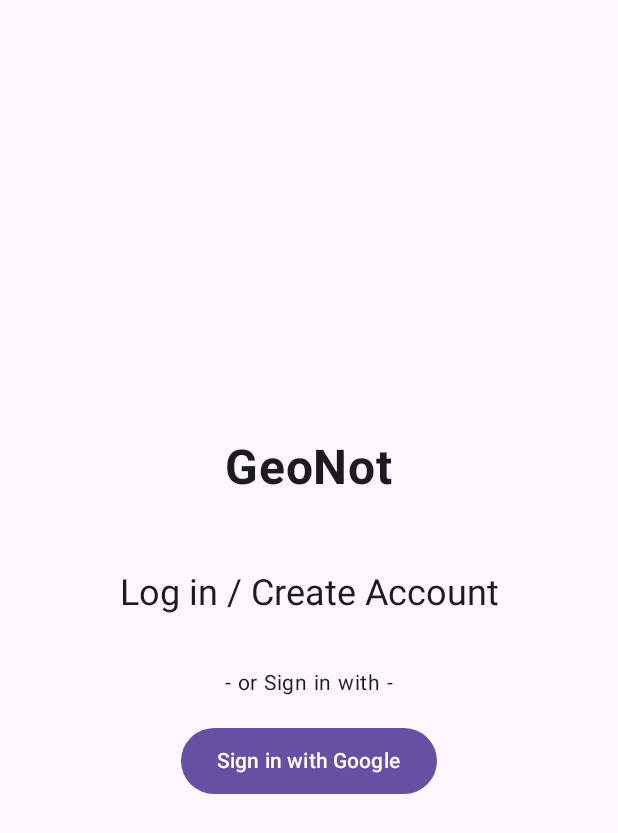
After one commit to Rom-Cola/Geonot, an Android app built with Jetpack Compose: the composable LoginScreen shown on its own in the app's theme, on a phone screen of 412 x 824 dp. The commit adds this screen. Shown: the top 833 px of the screen. Run offline under Robolectric (Android 15) with nearby library versions, the phone set to English and light mode, and no system bars.

Commit message:
Implement Google Sign-In with Firebase Authentication

```diff
--- a/app/src/main/AndroidManifest.xml
+++ b/app/src/main/AndroidManifest.xml
@@ -21,7 +21,7 @@
         <receiver android:name=".GeofenceBroadcastReceiver" android:enabled="true" android:exported="false" />
         <meta-data
             android:name="com.google.android.geo.API_KEY"
-            android:value="AIzaSyAUyrbgKZbDlWRY3guI-yeJFun8nzinpT0" />
+            android:value="${MAPS_API_KEY}" />
 
         <activity
             android:name=".MainActivity"
--- /dev/null
+++ b/app/src/main/java/com/loiev/geonot/ui/screens/LoginScreen.kt
@@ -0,0 +1,54 @@
+package com.loiev.geonot.ui.screens
+
+import androidx.compose.foundation.layout.*
+import androidx.compose.material3.*
+import androidx.compose.runtime.Composable
+import androidx.compose.ui.Alignment
+import androidx.compose.ui.Modifier
+import androidx.compose.ui.text.font.FontWeight
+import androidx.compose.ui.tooling.preview.Preview
+import androidx.compose.ui.unit.dp
+import androidx.compose.ui.unit.sp
+import com.loiev.geonot.ui.theme.GeonotTheme
+
+@Composable
+fun LoginScreen(
+    onGoogleSignInClicked: () -> Unit // Лямбда, яка буде викликатися при кліку
+) {
+    Surface(modifier = Modifier.fillMaxSize()) {
+        Column(
+            modifier = Modifier
+                .fillMaxSize()
+                .padding(32.dp),
+            horizontalAlignment = Alignment.CenterHorizontally,
+            verticalArrangement = Arrangement.Center
+        ) {
+            // Тут можна додати ваш логотип
+            Text("GeoNot", fontSize = 32.sp, fontWeight = FontWeight.Bold)
+            Spacer(modifier = Modifier.height(48.dp))
+
+            Text("Log in / Create Account", style = MaterialTheme.typography.headlineSmall)
+            Spacer(modifier = Modifier.height(32.dp))
+
+            Text("- or Sign in with -", fontSize = 14.sp)
+            Spacer(modifier = Modifier.height(16.dp))
+
+            // Кнопка входу через Google
+            Button(
+                onClick = onGoogleSignInClicked,
+                contentPadding = PaddingValues(horizontal = 24.dp, vertical = 12.dp)
+            ) {
+                // Тут можна додати іконку Google
+                Text("Sign in with Google")
+            }
+        }
+    }
+}
+
+@Preview(showBackground = true)
+@Composable
+fun LoginScreenPreview() {
+    GeonotTheme {
+        LoginScreen(onGoogleSignInClicked = {})
+    }
+}
--- a/build.gradle.kts
+++ b/build.gradle.kts
@@ -7,4 +7,6 @@ plugins {
     id("com.google.devtools.ksp") version "2.0.0-1.0.21" apply false
 
     id("org.jetbrains.kotlin.plugin.compose") version "2.0.0" apply false
+
+    id("com.google.gms.google-services") version "4.4.2" apply false
 }
```
Also changed, not shown: app/build.gradle.kts (+17 -0 lines), app/src/main/java/com/loiev/geonot/MainActivity.kt (+42 -23 lines), app/src/main/java/com/loiev/geonot/data/AuthRepository.kt (added, +42 -0 lines), app/src/main/java/com/loiev/geonot/ui/viewmodels/AuthViewModel.kt (added, +57 -0 lines), 1 other file.
